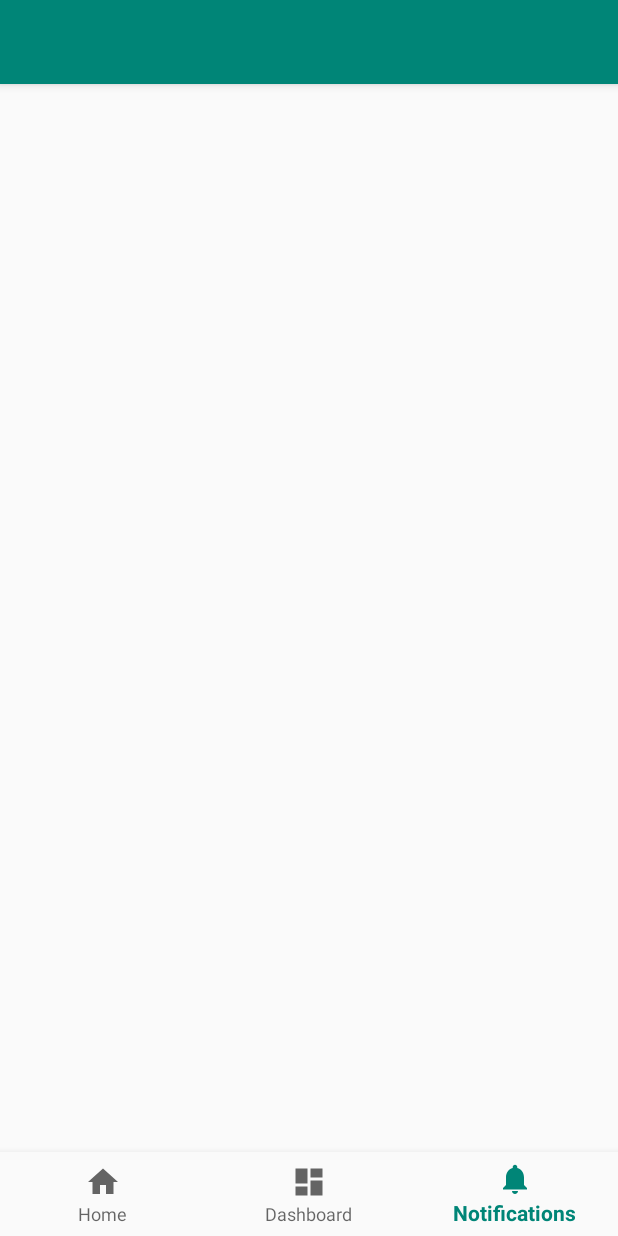
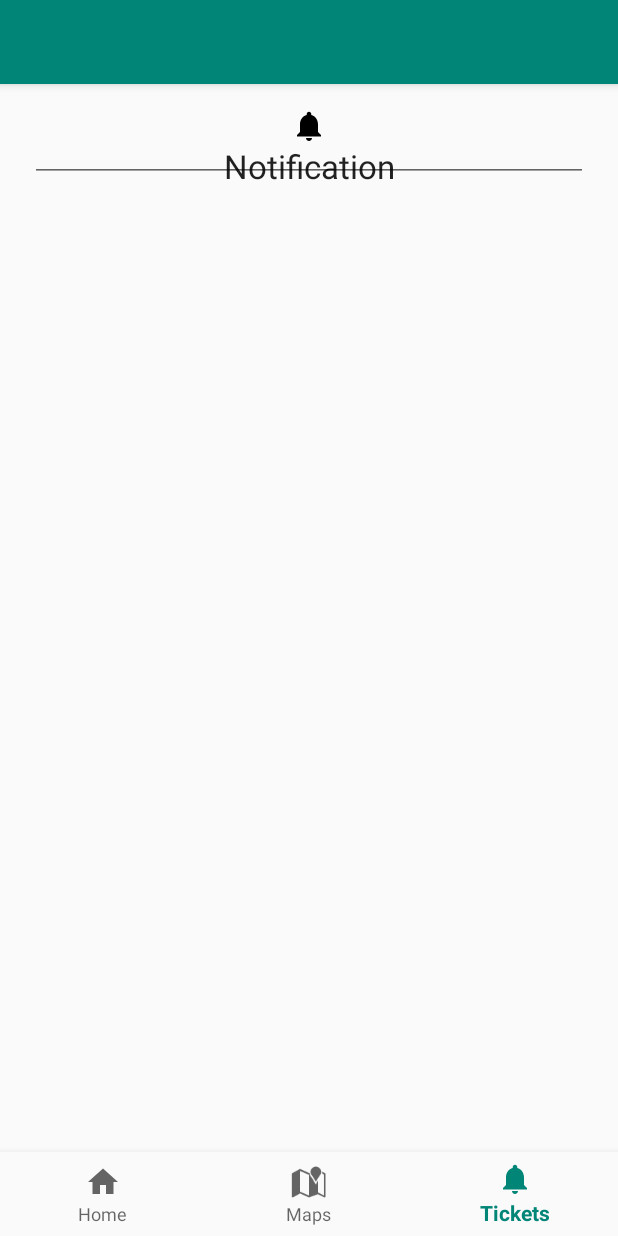
Before and after one commit to watxaut-alpha/weigo-app, an Android app: the screen it shows after launch (MainActivity), item 3 of the bottom bar chosen, on a phone screen of 412 x 824 dp. Run offline under Robolectric (Android 15) with nearby library versions, the phone set to English and light mode, and no system bars; libraries missing offline, so code that uses them is left out: co.zsmb.materialdrawerkt, com.mikepenz.materialdrawer; 1 statement that could not run was skipped.

Commit message:
Added maps

```diff
--- a/app/build.gradle
+++ b/app/build.gradle
@@ -28,6 +28,8 @@ dependencies {
     implementation 'androidx.appcompat:appcompat:1.0.0-beta01'
     implementation 'androidx.core:core-ktx:1.1.0-alpha03'
     implementation 'com.google.android.material:material:1.0.0-beta01'
+    implementation 'com.google.android.gms:play-services-maps:16.0.0'
+    implementation 'androidx.legacy:legacy-support-v4:1.0.0-beta01'
     testImplementation 'junit:junit:4.12'
     androidTestImplementation 'androidx.test:runner:1.1.1'
     androidTestImplementation 'androidx.test.espresso:espresso-core:3.1.1'
@@ -37,4 +39,6 @@ dependencies {
     implementation 'androidx.annotation:annotation:1.0.1'
     implementation 'com.google.android.material:material:1.1.0-alpha02'
     implementation 'androidx.constraintlayout:constraintlayout:1.1.3'
+
+    implementation 'com.google.android.gms:play-services-location:16.0.0'
 }
--- /dev/null
+++ b/app/src/main/java/com/watxaut/trasloco_27/FragmentHome.kt
@@ -0,0 +1,39 @@
+package com.watxaut.trasloco_27
+
+import android.os.Bundle
+import androidx.fragment.app.Fragment
+import android.view.LayoutInflater
+import android.view.View
+import android.view.ViewGroup
+import android.widget.EditText
+
+
+class FragmentHome : Fragment() {
+
+    companion object {
+        fun newInstance(): FragmentHome {
+            var fragmentHome = FragmentHome()
+            var args = Bundle()
+            fragmentHome.arguments = args
+            return fragmentHome
+        }
+
+    }
+
+    override fun onCreate(savedInstanceState: Bundle?) {
+        super.onCreate(savedInstanceState)
+    }
+
+
+    override fun onCreateView(inflater: LayoutInflater, container: ViewGroup?, savedInstanceState: Bundle?): View? {
+        var rootView = inflater.inflate(R.layout.fragment_home, container, false)
+        return rootView
+    }
+
+    override fun onViewCreated(view: View, savedInstanceState: Bundle?) {
+        super.onViewCreated(view, savedInstanceState)
+
+        var editTextHome = view.findViewById(R.id.editTextHome) as EditText
+    }
+
+}
--- /dev/null
+++ b/app/src/main/java/com/watxaut/trasloco_27/FragmentTickets.kt
@@ -0,0 +1,33 @@
+package com.watxaut.trasloco_27
+
+import android.os.Bundle
+import androidx.fragment.app.Fragment
+import android.view.LayoutInflater
+import android.view.View
+import android.view.ViewGroup
+import android.widget.EditText
+
+
+class FragmentTickets : Fragment() {
+
+    companion object {
+        fun newInstance(): FragmentTickets {
+            var fragmentHome = FragmentTickets()
+            var args = Bundle()
+            fragmentHome.arguments = args
+            return fragmentHome
+        }
+
+    }
+
+    override fun onCreate(savedInstanceState: Bundle?) {
+        super.onCreate(savedInstanceState)
+    }
+
+
+    override fun onCreateView(inflater: LayoutInflater, container: ViewGroup?, savedInstanceState: Bundle?): View? {
+        var rootView = inflater.inflate(R.layout.fragment_tickets, container, false)
+        return rootView
+    }
+
+}
--- a/app/src/main/java/com/watxaut/trasloco_27/MainActivity.kt
+++ b/app/src/main/java/com/watxaut/trasloco_27/MainActivity.kt
@@ -1,8 +1,13 @@
 package com.watxaut.trasloco_27
 
+import android.content.pm.PackageManager
 import android.os.Bundle
+import android.view.MenuItem
+import android.widget.FrameLayout
 import com.google.android.material.bottomnavigation.BottomNavigationView
 import androidx.appcompat.app.AppCompatActivity
+import androidx.core.app.ActivityCompat
+import androidx.fragment.app.Fragment
 import co.zsmb.materialdrawerkt.builders.accountHeader
 import co.zsmb.materialdrawerkt.builders.drawer
 import co.zsmb.materialdrawerkt.builders.footer
@@ -14,35 +19,64 @@ import com.mikepenz.materialdrawer.AccountHeader
 import com.mikepenz.materialdrawer.Drawer
 import kotlinx.android.synthetic.main.activity_main.*
 
-class MainActivity : AppCompatActivity() {
+class MainActivity : AppCompatActivity()  {
 
     private lateinit var result: Drawer
     private lateinit var headerResult: AccountHeader
 
 
-    private val mOnNavigationItemSelectedListener = BottomNavigationView.OnNavigationItemSelectedListener { item ->
-        when (item.itemId) {
-            R.id.navigation_home -> {
-                message.setText(R.string.title_home)
-                return@OnNavigationItemSelectedListener true
+    private val mOnNavigationItemSelectedListener = object : BottomNavigationView.OnNavigationItemSelectedListener {
+        override fun onNavigationItemSelected(item: MenuItem): Boolean {
+            when (item.itemId) {
+                R.id.navigation_home -> {
+
+                    val fragment = FragmentHome.Companion.newInstance()
+                    addFragment(fragment)
+
+                    return true
+                }
+                R.id.navigation_maps -> {
+                    val fragment = FragmentMaps()
+                    addFragment(fragment)
+                    return true
+                }
+                R.id.navigation_tickets -> {
+                    var fragment = FragmentTickets()
+                    addFragment(fragment)
+                    return true
+                }
             }
-            R.id.navigation_dashboard -> {
-                message.setText(R.string.title_dashboard)
-                return@OnNavigationItemSelectedListener true
-            }
-            R.id.navigation_notifications -> {
-                message.setText(R.string.title_notifications)
-                return@OnNavigationItemSelectedListener true
-            }
+            return false
         }
-        false
+    }
+
+    private fun addFragment(fragment: Fragment) {
+        supportFragmentManager
+            .beginTransaction()
+            .setCustomAnimations(R.anim.design_bottom_sheet_slide_in, R.anim.design_bottom_sheet_slide_out)
+            .replace(R.id.contentfragment, fragment, fragment.javaClass.getSimpleName())
+            .addToBackStack(fragment.javaClass.getSimpleName())
+            .commit()
     }
 
     override fun onCreate(savedInstanceState: Bundle?) {
         super.onCreate(savedInstanceState)
         setContentView(R.layout.activity_main)
 
+        val content = findViewById<FrameLayout>(R.id.contentfragment)
+        val navigation = findViewById<BottomNavigationView>(R.id.navigation)
         navigation.setOnNavigationItemSelectedListener(mOnNavigationItemSelectedListener)
+
+//        val mapFragment =
+//            supportFragmentManager.findFragmentById(R.id.map) as FragmentMaps
+//        /*mapFragment.initial_latitude = -10.0
+//        mapFragment.initial_longitude = 115.0
+//        mapFragment.initial_marker = "Inishol mawker"*/
+//        mapFragment.getMapAsync(mapFragment)
+//        System.err.println("OnCreate end")
+
+        val fragment = FragmentHome.Companion.newInstance()
+        addFragment(fragment)
 
         result = drawer {
             toolbar = this@MainActivity.toolbar
@@ -58,38 +92,35 @@ class MainActivity : AppCompatActivity() {
                 }
             }
 
-
-//            primaryItem("Drawer item types") {
-//                iicon = GoogleMaterial.Icon.gmd_cloud
-//                onClick(openActivity(DrawerItemTypesActivity::class))
-//            }
-//            primaryItem("Account header options") {
-//                iicon = MaterialDesignIconic.Icon.gmi_account
-//                onClick(openActivity(AccountHeaderActivity::class))
-//            }
-//            primaryItem("Header and footer") {
-//                iicon = GoogleMaterial.Icon.gmd_menu
-//                onClick(openActivity(HeaderFooterActivity::class))
-//            }
-//            primaryItem("Listeners") {
-//                iicon = MaterialDesignIconic.Icon.gmi_audio
-//                onClick(openActivity(ListenersActivity::class))
-//            }
-//            primaryItem("Badges") {
-//                iicon = MaterialDesignIconic.Icon.gmi_tag
-//                onClick(openActivity(BadgesActivity::class))
-//            }
-
             primaryItem("Home") {}
             divider {}
             primaryItem("Users") {}
+            primaryItem("Referral") {}
             secondaryItem("Settings") {}
 
             footer {
                 primaryItem("Primary item")
-                secondaryItem("Secondary item")
+                secondaryItem("Log Out")
             }
 
         }
+
+        setUpMap()
     }
+
+    private fun setUpMap() {
+        if (ActivityCompat.checkSelfPermission(this,
+                android.Manifest.permission.ACCESS_FINE_LOCATION) != PackageManager.PERMISSION_GRANTED) {
+            ActivityCompat.requestPermissions(this,
+                arrayOf(android.Manifest.permission.ACCESS_FINE_LOCATION), LOCATION_PERMISSION_REQUEST_CODE)
+            return
+        }
+    }
+
+
+    companion object {
+        private const val LOCATION_PERMISSION_REQUEST_CODE = 1
+    }
+
+
 }
--- a/app/src/main/res/layout/activity_main.xml
+++ b/app/src/main/res/layout/activity_main.xml
@@ -14,19 +14,21 @@
             android:layout_height="?attr/actionBarSize"
             android:background="?attr/colorPrimary"
             android:elevation="4dp"
-            android:theme="@style/ThemeOverlay.AppCompat.Dark.ActionBar"
+            app:layout_constraintTop_toTopOf="parent"
+            app:layout_constraintLeft_toLeftOf="parent"
+            app:layout_constraintRight_toRightOf="parent"            android:theme="@style/ThemeOverlay.AppCompat.Dark.ActionBar"
             app:popupTheme="@style/ThemeOverlay.AppCompat.Light" />
 
-    <TextView
-            android:id="@+id/message"
-            android:layout_width="wrap_content"
-            android:layout_height="wrap_content"
-            android:layout_marginStart="@dimen/activity_horizontal_margin"
-            android:layout_marginLeft="@dimen/activity_horizontal_margin"
-            android:layout_marginTop="@dimen/activity_vertical_margin"
-            android:text="@string/title_home"
+    <FrameLayout
+            android:id="@+id/contentfragment"
+            android:layout_width="match_parent"
+            android:layout_height="0dp"
+            android:layout_weight="1"
+            app:layout_constraintTop_toBottomOf="@id/toolbar"
             app:layout_constraintLeft_toLeftOf="parent"
-            app:layout_constraintTop_toTopOf="parent"/>
+            app:layout_constraintRight_toRightOf="parent"    >
+
+    </FrameLayout>
 
     <com.google.android.material.bottomnavigation.BottomNavigationView
             android:id="@+id/navigation"
--- /dev/null
+++ b/app/src/main/res/layout/fragment_tickets.xml
@@ -0,0 +1,23 @@
+<?xml version="1.0" encoding="utf-8"?>
+<RelativeLayout xmlns:android="http://schemas.android.com/apk/res/android"
+                android:layout_width="match_parent"
+                android:layout_height="match_parent">
+
+    <TextView
+            android:id="@+id/textViewNotifiation"
+            android:layout_width="match_parent"
+            android:layout_height="wrap_content"
+            android:text="Notification"
+            android:textAppearance="@style/Base.TextAppearance.AppCompat.Large"
+            android:layout_centerInParent="true"
+            android:layout_centerHorizontal="true"
+            android:gravity="center_horizontal"
+            android:drawableTop="@drawable/ic_notifications_black_24dp"/>
+
+    <EditText
+            android:id="@+id/editTextNotification"
+            android:layout_width="match_parent"
+            android:layout_height="wrap_content"
+            android:layout_margin="20dp"
+    />
+</RelativeLayout>
--- a/app/src/main/res/menu/navigation.xml
+++ b/app/src/main/res/menu/navigation.xml
@@ -7,13 +7,13 @@
             android:title="@string/title_home"/>
 
     <item
-            android:id="@+id/navigation_dashboard"
-            android:icon="@drawable/ic_dashboard_black_24dp"
-            android:title="@string/title_dashboard"/>
+            android:id="@+id/navigation_maps"
+            android:icon="@android:drawable/ic_dialog_map"
+            android:title="@string/title_maps"/>
 
     <item
-            android:id="@+id/navigation_notifications"
+            android:id="@+id/navigation_tickets"
             android:icon="@drawable/ic_notifications_black_24dp"
-            android:title="@string/title_notifications"/>
+            android:title="@string/tittle_tickets"/>
 
 </menu>
--- a/app/src/main/res/values/attrs.xml
+++ b/app/src/main/res/values/attrs.xml
@@ -9,4 +9,10 @@
         <attr name="metaButtonBarButtonStyle" format="reference"/>
     </declare-styleable>
 
+    <declare-styleable name="MyyMap">
+        <attr name="latitude" format="float"/>
+        <attr name="longitude" format="float"/>
+        <attr name="marker" format="string"/>
+    </declare-styleable>
+
 </resources>
--- a/app/src/main/res/values/strings.xml
+++ b/app/src/main/res/values/strings.xml
@@ -1,7 +1,8 @@
 <resources>
-    <string name="app_name">trasloco-27</string>
+    <string name="app_name">WEIGO</string>
     <string name="title_home">Home</string>
-    <string name="title_dashboard">Dashboard</string>
-    <string name="title_notifications">Notifications</string>
-    <string name="title_activity_splash">trasloco</string>
+    <string name="title_maps">Maps</string>
+    <string name="tittle_tickets">Tickets</string>
+    <string name="title_activity_splash">WEIGO</string>
+    <string name="title_activity_maps">Map</string>
 </resources>
```
Also changed, not shown: app/src/debug/res/values/google_maps_api.xml (added, +24 -0 lines), app/src/main/AndroidManifest.xml (+27 -2 lines), app/src/main/java/com/watxaut/trasloco_27/FragmentMaps.kt (added, +60 -0 lines), app/src/main/java/com/watxaut/trasloco_27/MapsActivity.kt (added, +43 -0 lines), app/src/main/res/layout/activity_maps.xml (added, +9 -0 lines), app/src/main/res/layout/fragment_home.xml (added, +23 -0 lines), app/src/main/res/layout/fragment_maps.xml (added, +14 -0 lines), 1 other file.
